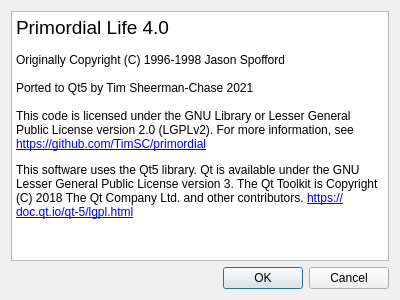
Before: the Qt Designer form LifeQt/aboutui.ui in TimSC/primordial, drawn with Qt 5.
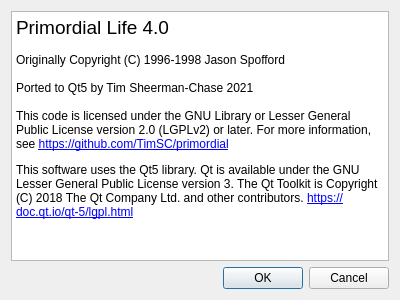
After: the same form once the commit is applied.

Commit message: Add note about install dev environment

```diff
--- a/LifeQt/aboutui.ui
+++ b/LifeQt/aboutui.ui
@@ -20,15 +20,15 @@
       <string>&lt;!DOCTYPE HTML PUBLIC &quot;-//W3C//DTD HTML 4.0//EN&quot; &quot;http://www.w3.org/TR/REC-html40/strict.dtd&quot;&gt;
 &lt;html&gt;&lt;head&gt;&lt;meta name=&quot;qrichtext&quot; content=&quot;1&quot; /&gt;&lt;style type=&quot;text/css&quot;&gt;
 p, li { white-space: pre-wrap; }
-&lt;/style&gt;&lt;/head&gt;&lt;body style=&quot; font-family:'Sans Serif'; font-size:9pt; font-weight:400; font-style:normal;&quot;&gt;
-&lt;p style=&quot; margin-top:0px; margin-bottom:0px; margin-left:0px; margin-right:0px; -qt-block-indent:0; text-indent:0px;&quot;&gt;&lt;span style=&quot; font-size:14pt;&quot;&gt;Primordial Life 4.0&lt;/span&gt;&lt;/p&gt;
-&lt;p style=&quot;-qt-paragraph-type:empty; margin-top:0px; margin-bottom:0px; margin-left:0px; margin-right:0px; -qt-block-indent:0; text-indent:0px;&quot;&gt;&lt;br /&gt;&lt;/p&gt;
-&lt;p style=&quot; margin-top:0px; margin-bottom:0px; margin-left:0px; margin-right:0px; -qt-block-indent:0; text-indent:0px;&quot;&gt;Originally Copyright (C) 1996-1998 Jason Spofford &lt;/p&gt;
-&lt;p style=&quot;-qt-paragraph-type:empty; margin-top:0px; margin-bottom:0px; margin-left:0px; margin-right:0px; -qt-block-indent:0; text-indent:0px;&quot;&gt;&lt;br /&gt;&lt;/p&gt;
-&lt;p style=&quot; margin-top:0px; margin-bottom:0px; margin-left:0px; margin-right:0px; -qt-block-indent:0; text-indent:0px;&quot;&gt;Ported to Qt5 by Tim Sheerman-Chase 2021&lt;/p&gt;
-&lt;p style=&quot;-qt-paragraph-type:empty; margin-top:0px; margin-bottom:0px; margin-left:0px; margin-right:0px; -qt-block-indent:0; text-indent:0px;&quot;&gt;&lt;br /&gt;&lt;/p&gt;
-&lt;p style=&quot; margin-top:0px; margin-bottom:0px; margin-left:0px; margin-right:0px; -qt-block-indent:0; text-indent:0px;&quot;&gt;This code is licensed under the GNU Library or Lesser General Public License version 2.0 (LGPLv2). For more information, see &lt;a href=&quot;https://github.com/TimSC/primordial&quot;&gt;&lt;span style=&quot; text-decoration: underline; color:#0000ff;&quot;&gt;https://github.com/TimSC/primordial&lt;/span&gt;&lt;/a&gt;&lt;/p&gt;
-&lt;p style=&quot; margin-top:12px; margin-bottom:12px; margin-left:0px; margin-right:0px; -qt-block-indent:0; text-indent:0px;&quot;&gt;This software uses the Qt5 library. Qt is available under the GNU Lesser General Public License version 3. The Qt Toolkit is Copyright (C) 2018 The Qt Company Ltd. and other contributors. &lt;a href=&quot;https://doc.qt.io/qt-5/lgpl.html&quot;&gt;&lt;span style=&quot; text-decoration: underline; color:#0000ff;&quot;&gt;https://doc.qt.io/qt-5/lgpl.html&lt;/span&gt;&lt;/a&gt;&lt;/p&gt;&lt;/body&gt;&lt;/html&gt;</string>
+&lt;/style&gt;&lt;/head&gt;&lt;body style=&quot; font-family:'Ubuntu'; font-size:10pt; font-weight:400; font-style:normal;&quot;&gt;
+&lt;p style=&quot; margin-top:0px; margin-bottom:0px; margin-left:0px; margin-right:0px; -qt-block-indent:0; text-indent:0px;&quot;&gt;&lt;span style=&quot; font-family:'Sans Serif'; font-size:14pt;&quot;&gt;Primordial Life 4.0&lt;/span&gt;&lt;/p&gt;
+&lt;p style=&quot;-qt-paragraph-type:empty; margin-top:0px; margin-bottom:0px; margin-left:0px; margin-right:0px; -qt-block-indent:0; text-indent:0px; font-family:'Sans Serif'; font-size:9pt;&quot;&gt;&lt;br /&gt;&lt;/p&gt;
+&lt;p style=&quot; margin-top:0px; margin-bottom:0px; margin-left:0px; margin-right:0px; -qt-block-indent:0; text-indent:0px;&quot;&gt;&lt;span style=&quot; font-family:'Sans Serif'; font-size:9pt;&quot;&gt;Originally Copyright (C) 1996-1998 Jason Spofford &lt;/span&gt;&lt;/p&gt;
+&lt;p style=&quot;-qt-paragraph-type:empty; margin-top:0px; margin-bottom:0px; margin-left:0px; margin-right:0px; -qt-block-indent:0; text-indent:0px; font-family:'Sans Serif'; font-size:9pt;&quot;&gt;&lt;br /&gt;&lt;/p&gt;
+&lt;p style=&quot; margin-top:0px; margin-bottom:0px; margin-left:0px; margin-right:0px; -qt-block-indent:0; text-indent:0px;&quot;&gt;&lt;span style=&quot; font-family:'Sans Serif'; font-size:9pt;&quot;&gt;Ported to Qt5 by Tim Sheerman-Chase 2021&lt;/span&gt;&lt;/p&gt;
+&lt;p style=&quot;-qt-paragraph-type:empty; margin-top:0px; margin-bottom:0px; margin-left:0px; margin-right:0px; -qt-block-indent:0; text-indent:0px; font-family:'Sans Serif'; font-size:9pt;&quot;&gt;&lt;br /&gt;&lt;/p&gt;
+&lt;p style=&quot; margin-top:0px; margin-bottom:0px; margin-left:0px; margin-right:0px; -qt-block-indent:0; text-indent:0px;&quot;&gt;&lt;span style=&quot; font-family:'Sans Serif'; font-size:9pt;&quot;&gt;This code is licensed under the GNU Library or Lesser General Public License version 2.0 (LGPLv2) or later. For more information, see &lt;/span&gt;&lt;a href=&quot;https://github.com/TimSC/primordial&quot;&gt;&lt;span style=&quot; font-family:'Sans Serif'; font-size:9pt; text-decoration: underline; color:#0000ff;&quot;&gt;https://github.com/TimSC/primordial&lt;/span&gt;&lt;/a&gt;&lt;/p&gt;
+&lt;p style=&quot; margin-top:12px; margin-bottom:12px; margin-left:0px; margin-right:0px; -qt-block-indent:0; text-indent:0px;&quot;&gt;&lt;span style=&quot; font-family:'Sans Serif'; font-size:9pt;&quot;&gt;This software uses the Qt5 library. Qt is available under the GNU Lesser General Public License version 3. The Qt Toolkit is Copyright (C) 2018 The Qt Company Ltd. and other contributors. &lt;/span&gt;&lt;a href=&quot;https://doc.qt.io/qt-5/lgpl.html&quot;&gt;&lt;span style=&quot; font-family:'Sans Serif'; font-size:9pt; text-decoration: underline; color:#0000ff;&quot;&gt;https://doc.qt.io/qt-5/lgpl.html&lt;/span&gt;&lt;/a&gt;&lt;/p&gt;&lt;/body&gt;&lt;/html&gt;</string>
      </property>
     </widget>
    </item>
```
The commit also changes 1 other file.
